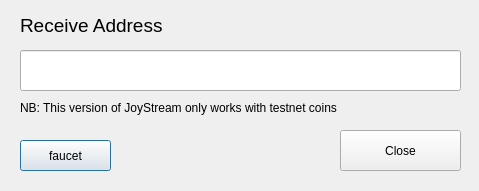
Old version of the form views/gui/ui/ReceiveFundsDialog.ui in the repository RdeWilde/JoyStream.
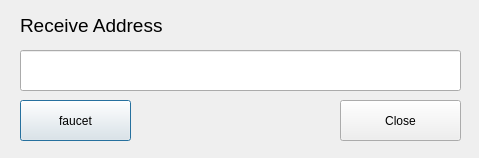
New version of the form.

```diff
--- a/views/gui/ui/ReceiveFundsDialog.ui
+++ b/views/gui/ui/ReceiveFundsDialog.ui
@@ -7,7 +7,7 @@
     <x>0</x>
     <y>0</y>
     <width>479</width>
-    <height>191</height>
+    <height>158</height>
    </rect>
   </property>
   <property name="windowTitle">
@@ -50,9 +50,9 @@
    <property name="geometry">
     <rect>
      <x>20</x>
-     <y>140</y>
-     <width>91</width>
-     <height>31</height>
+     <y>100</y>
+     <width>111</width>
+     <height>41</height>
     </rect>
    </property>
    <property name="text">
@@ -63,7 +63,7 @@
    <property name="geometry">
     <rect>
      <x>340</x>
-     <y>130</y>
+     <y>100</y>
      <width>121</width>
      <height>41</height>
     </rect>
@@ -72,19 +72,6 @@
     <string>Close</string>
    </property>
   </widget>
-  <widget class="QLabel" name="label_2">
-   <property name="geometry">
-    <rect>
-     <x>20</x>
-     <y>100</y>
-     <width>411</width>
-     <height>16</height>
-    </rect>
-   </property>
-   <property name="text">
-    <string>NB: This version of JoyStream only works with testnet coins</string>
-   </property>
-  </widget>
  </widget>
  <resources/>
  <connections/>
```
